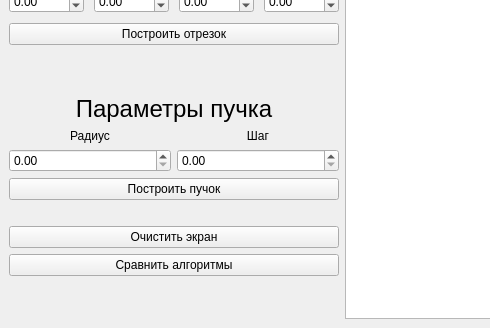
First picture: the form in lab_03/mainwindow.ui, repository Pangolierchick/IU7-Computer-Graphics, before the edit; both pictures show x 0 to 490 and y 318 to 646 of the 1099 by 646 pixel window.
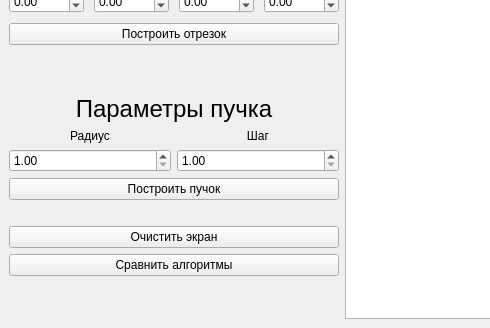
Second picture: the form after the edit.

Diff of the .ui file:
```diff
--- a/lab_03/mainwindow.ui
+++ b/lab_03/mainwindow.ui
@@ -471,13 +471,23 @@
            <layout class="QHBoxLayout" name="horizontalLayout_6">
             <item>
              <widget class="QDoubleSpinBox" name="bundle_radius_spin">
+              <property name="minimum">
+               <double>1.000000000000000</double>
+              </property>
               <property name="maximum">
                <double>10000.000000000000000</double>
               </property>
              </widget>
             </item>
             <item>
-             <widget class="QDoubleSpinBox" name="bundle_step_spin"/>
+             <widget class="QDoubleSpinBox" name="bundle_step_spin">
+              <property name="minimum">
+               <double>1.000000000000000</double>
+              </property>
+              <property name="maximum">
+               <double>360.000000000000000</double>
+              </property>
+             </widget>
             </item>
            </layout>
           </item>
```
Left out of the diff: 10 changed lines with no effect on the pictures.
